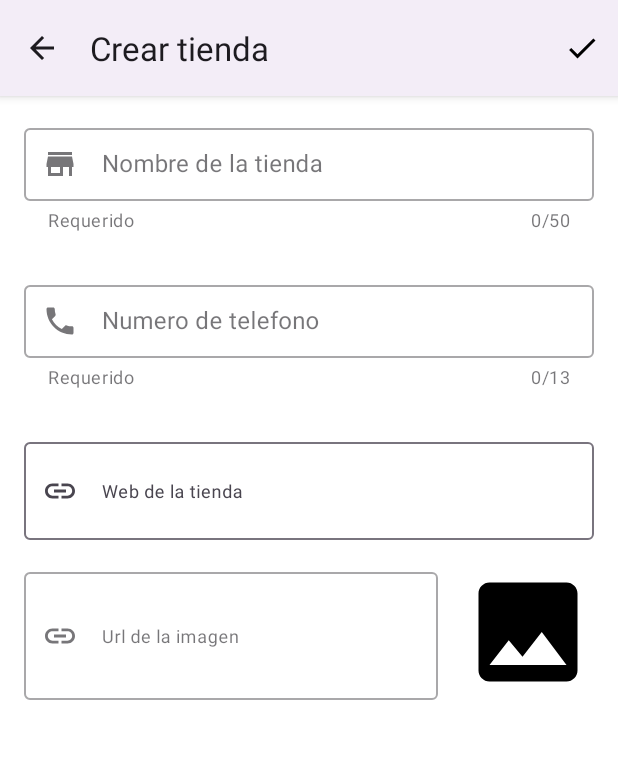
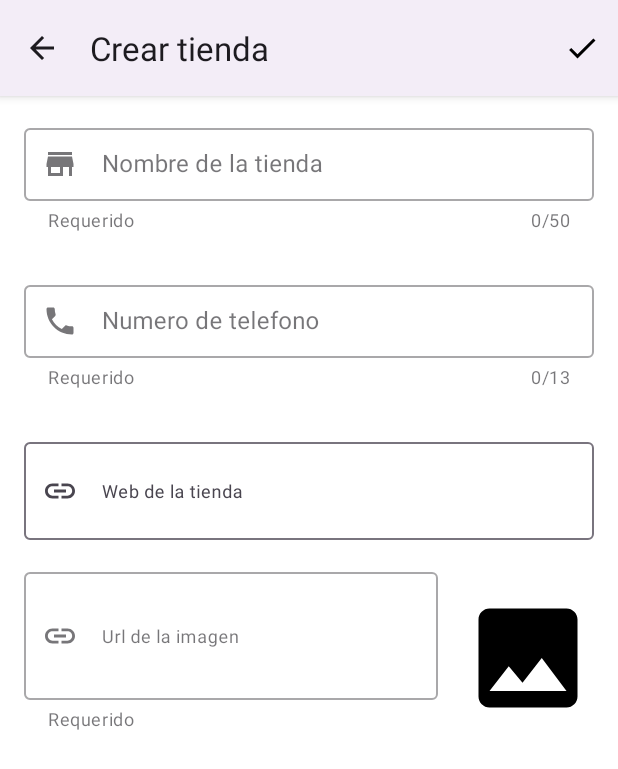
Before and after one commit to Pernas94/Kotlin13_Stores, an Android app: the screen it shows after launch (MainActivity), after a tap on "Crear tienda", on a phone screen of 412 x 824 dp. Shown: the top 769 px of the screen. Run offline under Robolectric (Android 15) with nearby library versions, the phone set to English and light mode, and no system bars; our stand-ins replace Room's generated code; pictures from the network do not load.

Commit message:
Funciones de llamado y web, retoques estéticos

```diff
--- a/app/src/main/res/layout/activity_main.xml
+++ b/app/src/main/res/layout/activity_main.xml
@@ -38,7 +38,9 @@
         app:layout_constraintEnd_toEndOf="parent"
         app:layout_constraintTop_toTopOf="parent"
         app:layout_constraintBottom_toBottomOf="parent"
-        tools:listitem="@layout/item_store"/>
+        tools:listitem="@layout/item_store"
+        android:paddingBottom="@dimen/common_padding_min"
+        android:clipToPadding="false"/>
 
     <com.google.android.material.floatingactionbutton.FloatingActionButton
         android:id="@+id/fab"
--- a/app/src/main/res/layout/fragment_edit_store.xml
+++ b/app/src/main/res/layout/fragment_edit_store.xml
@@ -97,6 +97,7 @@
                 android:layout_weight="1"
                 android:hint="@string/photo_url"
                 app:endIconMode="clear_text"
+                app:helperText="@string/helper_required"
                 app:startIconDrawable="@drawable/ic_link"
                 style = "@style/Widget.MaterialComponents.TextInputLayout.OutlinedBox.Dense">
 
--- a/app/src/main/res/layout/item_store.xml
+++ b/app/src/main/res/layout/item_store.xml
@@ -5,7 +5,7 @@
     xmlns:app="http://schemas.android.com/apk/res-auto"
     xmlns:tools="http://schemas.android.com/tools"
     android:layout_marginTop="@dimen/common_padding_min"
-    android:layout_marginHorizontal="@dimen/common_padding_min">
+    android:layout_marginHorizontal="@dimen/common_padding_min_half">
 
     <androidx.constraintlayout.widget.ConstraintLayout
         android:layout_width="match_parent"
--- /dev/null
+++ b/app/src/main/res/values-land/integers.xml
@@ -0,0 +1,4 @@
+<?xml version="1.0" encoding="utf-8"?>
+<resources>
+    <integer name="main_columns">4</integer>
+</resources>
--- /dev/null
+++ b/app/src/main/res/values/array_options_item.xml
@@ -0,0 +1,9 @@
+<?xml version="1.0" encoding="utf-8"?>
+<resources>
+    <string-array name="array_options_item">
+
+        <item>@string/dialog_delete_confirm</item>
+        <item>@string/options_item_call</item>
+        <item>@string/options_item_website</item>
+    </string-array>
+</resources>
--- a/app/src/main/res/values/dimens.xml
+++ b/app/src/main/res/values/dimens.xml
@@ -5,4 +5,5 @@
     <dimen name="common_padding_default">16dp</dimen>
     <dimen name="common_padding_mid">24dp</dimen>
     <dimen name="photo_size_thumb">88dp</dimen>
+    <dimen name="common_padding_min_half">4dp</dimen>
 </resources>
--- a/app/src/main/res/values/integers.xml
+++ b/app/src/main/res/values/integers.xml
@@ -4,4 +4,5 @@
     <integer name="counter_max_phone">13</integer>
     <integer name="lines_url_website">2</integer>
     <integer name="lines_url_photo">4</integer>
+    <integer name="main_columns">2</integer>
 </resources>
--- a/app/src/main/res/values/strings.xml
+++ b/app/src/main/res/values/strings.xml
@@ -19,4 +19,8 @@
     <string name="dialog_delete_confirm">Eliminar</string>
     <string name="dialog_delete_cancel">Cancelar</string>
     <string name="dialog_options_title">¿Qué desea hacer?</string>
+    <string name="main_error_no_website">Esta tienda no cuenta con un sitio web</string>
+    <string name="main_error_no_resolve">No se encontró ninguna app compatible</string>
+    <string name="options_item_call">Llamar</string>
+    <string name="options_item_website">Ir al sitio web</string>
 </resources>
```
Also changed, not shown: app/src/main/AndroidManifest.xml (+15 -0 lines), app/src/main/java/com/example/kotlin13_stores/MainActivity.kt (+36 -4 lines), 1 other file.
